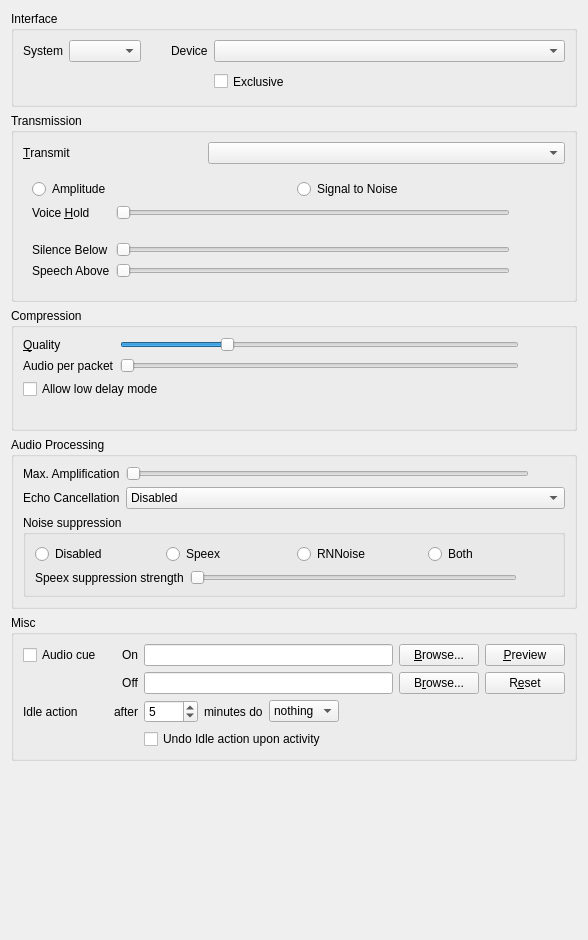
This is src/mumble/AudioInput.ui in mumble-voip/mumble as Qt 5 draws it before an edit. The edited form follows.
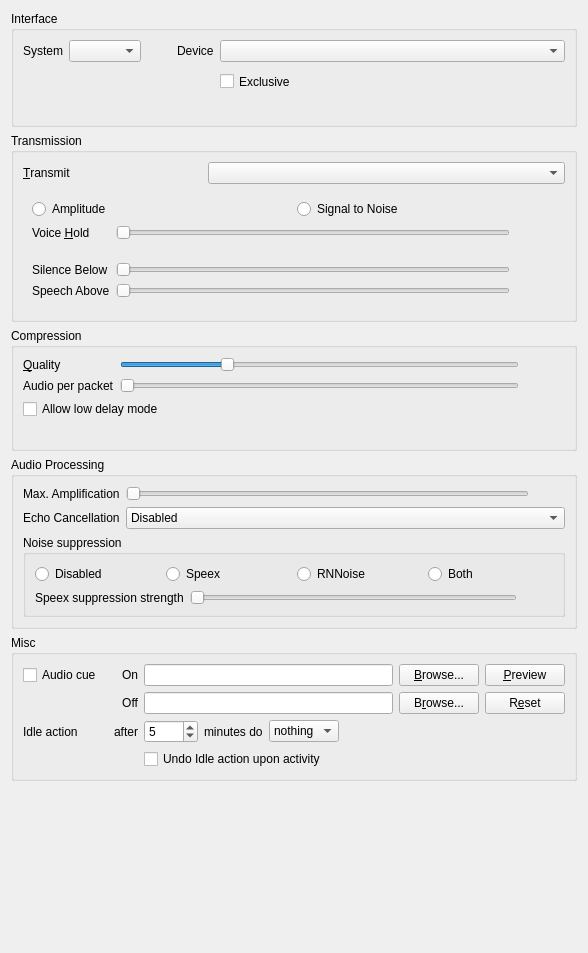
This is the edited form. Custom widgets are drawn as their Qt base class.

Commit message:
FEAT(audio, ui): Show notice in audio config if mic access was denied
Display a notice message and disable the input device combo box if mic
permission wasn't granted. Currently support CoreAudio and WASAPI.

What changed in the file:
```diff
--- a/src/mumble/AudioInput.ui
+++ b/src/mumble/AudioInput.ui
@@ -7,7 +7,7 @@
     <x>0</x>
     <y>0</y>
     <width>588</width>
-    <height>940</height>
+    <height>953</height>
    </rect>
   </property>
   <property name="windowTitle">
@@ -94,7 +94,7 @@
         </property>
        </widget>
       </item>
-      <item row="1" column="4">
+      <item row="2" column="4">
        <widget class="QCheckBox" name="qcbExclusive">
         <property name="minimumSize">
          <size>
@@ -113,6 +113,41 @@
         </property>
        </widget>
       </item>
+      <item row="0" column="2">
+       <spacer>
+        <property name="orientation">
+         <enum>Qt::Horizontal</enum>
+        </property>
+        <property name="sizeType">
+         <enum>QSizePolicy::Maximum</enum>
+        </property>
+        <property name="sizeHint" stdset="0">
+         <size>
+          <width>24</width>
+          <height>16</height>
+         </size>
+        </property>
+       </spacer>
+      </item>
+      <item row="3" column="0" colspan="5">
+       <widget class="QLabel" name="qlInputHelp">
+        <property name="enabled">
+         <bool>true</bool>
+        </property>
+        <property name="sizePolicy">
+         <sizepolicy hsizetype="Minimum" vsizetype="Preferred">
+          <horstretch>0</horstretch>
+          <verstretch>0</verstretch>
+         </sizepolicy>
+        </property>
+        <property name="text">
+         <string/>
+        </property>
+        <property name="wordWrap">
+         <bool>true</bool>
+        </property>
+       </widget>
+      </item>
      </layout>
     </widget>
    </item>
```
Left out of the diff: 68 changed lines with no effect on the pictures. The commit also changes 2 other files.
